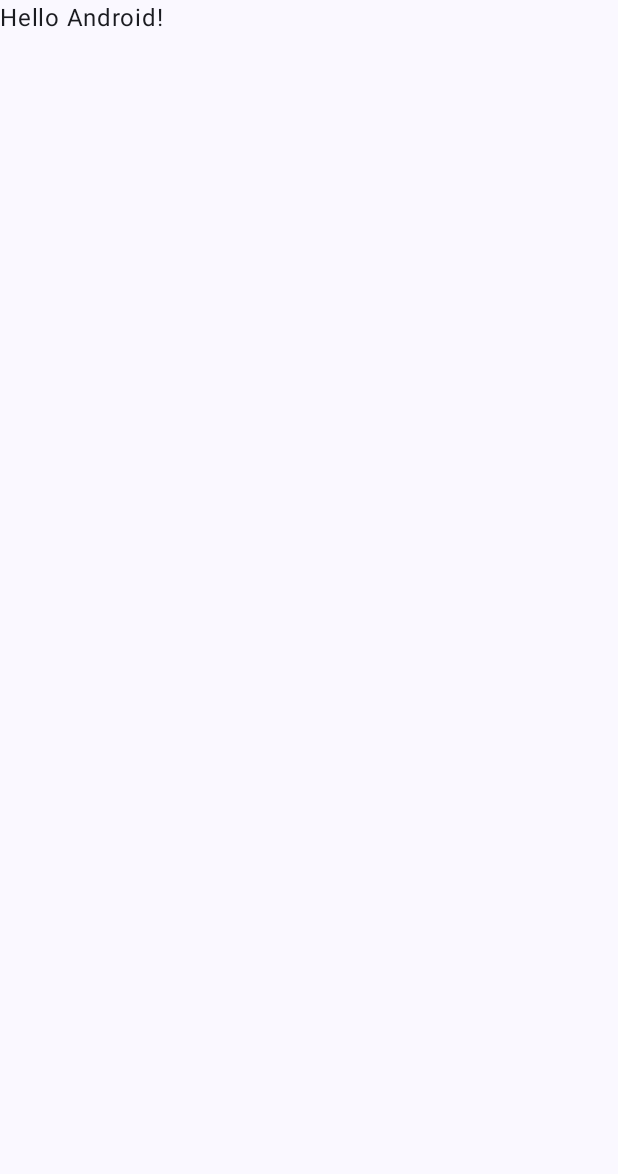
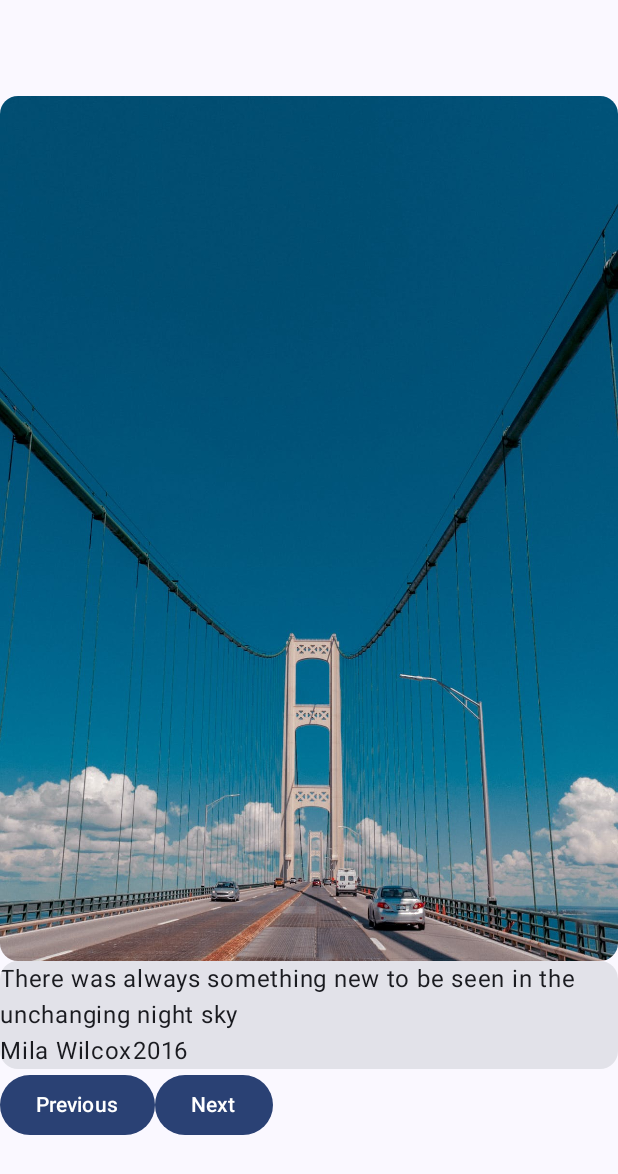
Before and after one commit to henriquelluiz/art-space, an Android app built with Jetpack Compose: the screen it shows after launch (MainActivity), on a phone screen of 412 x 824 dp. Before the commit the part shown is almost empty. Shown: the top 1174 px of the screen. Run offline under Robolectric (Android 15) with nearby library versions, the phone set to English and light mode, and no system bars.

Commit message:
set a basic layout for the app

```diff
--- a/app/src/main/java/me/henriquelluiz/artspace/MainActivity.kt
+++ b/app/src/main/java/me/henriquelluiz/artspace/MainActivity.kt
@@ -3,13 +3,26 @@ package me.henriquelluiz.artspace
 import android.os.Bundle
 import androidx.activity.ComponentActivity
 import androidx.activity.compose.setContent
+import androidx.compose.foundation.Image
+import androidx.compose.foundation.layout.Column
+import androidx.compose.foundation.layout.Row
 import androidx.compose.foundation.layout.fillMaxSize
+import androidx.compose.foundation.layout.padding
+import androidx.compose.foundation.layout.wrapContentSize
+import androidx.compose.material3.Button
+import androidx.compose.material3.Card
+import androidx.compose.material3.CardDefaults
+import androidx.compose.material3.ElevatedCard
 import androidx.compose.material3.MaterialTheme
 import androidx.compose.material3.Surface
 import androidx.compose.material3.Text
 import androidx.compose.runtime.Composable
+import androidx.compose.ui.Alignment
 import androidx.compose.ui.Modifier
+import androidx.compose.ui.res.painterResource
+import androidx.compose.ui.res.stringResource
 import androidx.compose.ui.tooling.preview.Preview
+import androidx.compose.ui.unit.dp
 import me.henriquelluiz.artspace.ui.theme.ArtSpaceTheme
 
 class MainActivity : ComponentActivity() {
@@ -21,7 +34,11 @@ class MainActivity : ComponentActivity() {
                     modifier = Modifier.fillMaxSize(),
                     color = MaterialTheme.colorScheme.background
                 ) {
-                    Greeting("Android")
+                    ArtSpaceLayout(
+                        modifier = Modifier
+                            .fillMaxSize()
+                            .wrapContentSize(Alignment.Center)
+                    )
                 }
             }
         }
@@ -29,17 +46,59 @@ class MainActivity : ComponentActivity() {
 }
 
 @Composable
-fun Greeting(name: String, modifier: Modifier = Modifier) {
-    Text(
-        text = "Hello $name!",
+fun ArtSpaceLayout(modifier: Modifier = Modifier) {
+    Column(
         modifier = modifier
-    )
+    ) {
+
+        ElevatedCard(
+            elevation = CardDefaults.cardElevation(
+                defaultElevation = 0.dp
+            ),
+            modifier = Modifier
+                .padding(0.dp)
+
+        ) {
+            Image(
+                painter = painterResource(R.drawable.picture_1),
+                contentDescription = null
+            )
+        }
+
+        Card {
+            Text(
+                text = stringResource(R.string.title_pic_1)
+            )
+
+            Row {
+                Text(text = stringResource(R.string.artist_pic_1))
+                Text(text = stringResource(R.string.year_pic_1))
+            }
+        }
+
+        Row {
+            Button(onClick = { /*TODO*/ }) {
+                Text(text = "Previous")
+            }
+
+            Button(onClick = { /*TODO*/ }) {
+                Text(text = "Next")
+            }
+        }
+    }
 }
 
-@Preview(showBackground = true)
+@Preview(
+    showBackground = true,
+    showSystemUi = true
+)
 @Composable
-fun GreetingPreview() {
+fun ArtSpaceLayoutPreview() {
     ArtSpaceTheme {
-        Greeting("Android")
+        ArtSpaceLayout(
+            modifier = Modifier
+                .fillMaxSize()
+                .wrapContentSize(Alignment.Center)
+        )
     }
 }
```
